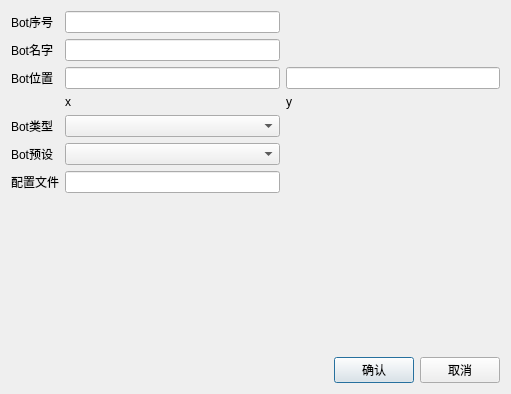
Qt form dialogbotsettings.ui (LiJiabo/GameMapGeneration) before a commit.
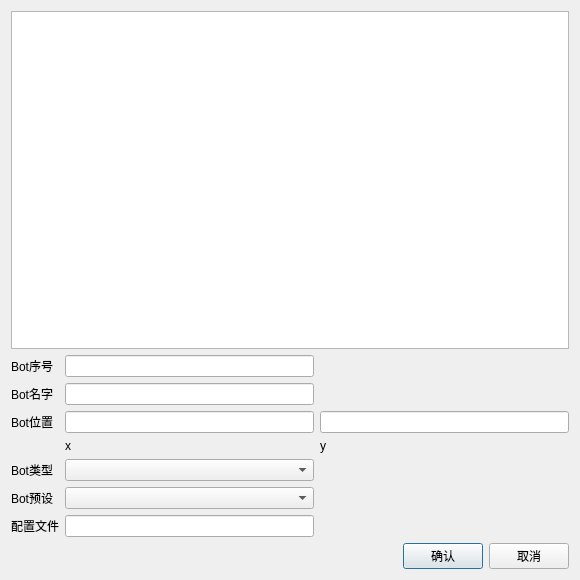
The same form after that commit.

The edit to the form file:
```diff
--- a/dialogbotsettings.ui
+++ b/dialogbotsettings.ui
@@ -6,14 +6,17 @@
    <rect>
     <x>0</x>
     <y>0</y>
-    <width>511</width>
-    <height>394</height>
+    <width>580</width>
+    <height>580</height>
    </rect>
   </property>
   <property name="windowTitle">
    <string>Bot设置</string>
   </property>
   <layout class="QVBoxLayout" name="verticalLayout">
+   <item>
+    <widget class="QTableWidget" name="tableWidget"/>
+   </item>
    <item>
     <layout class="QGridLayout" name="gridLayout">
      <item row="5" column="0">
@@ -95,19 +98,6 @@
      </item>
     </layout>
    </item>
-   <item>
-    <spacer name="verticalSpacer">
-     <property name="orientation">
-      <enum>Qt::Vertical</enum>
-     </property>
-     <property name="sizeHint" stdset="0">
-      <size>
-       <width>20</width>
-       <height>40</height>
-      </size>
-     </property>
-    </spacer>
-   </item>
    <item>
     <layout class="QHBoxLayout" name="horizontalLayout">
      <item>
```
